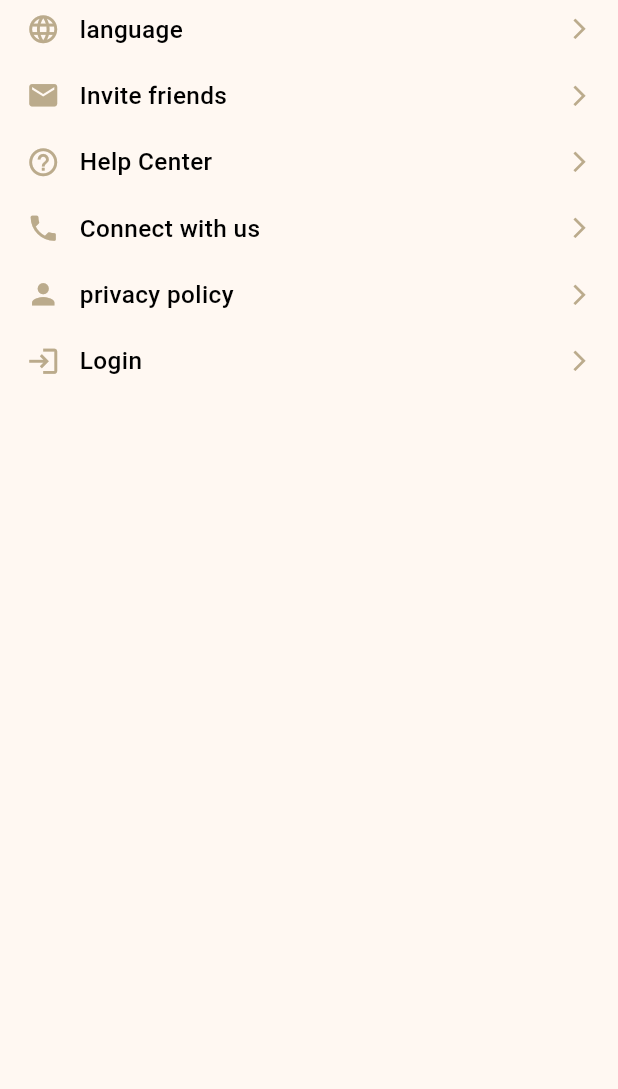
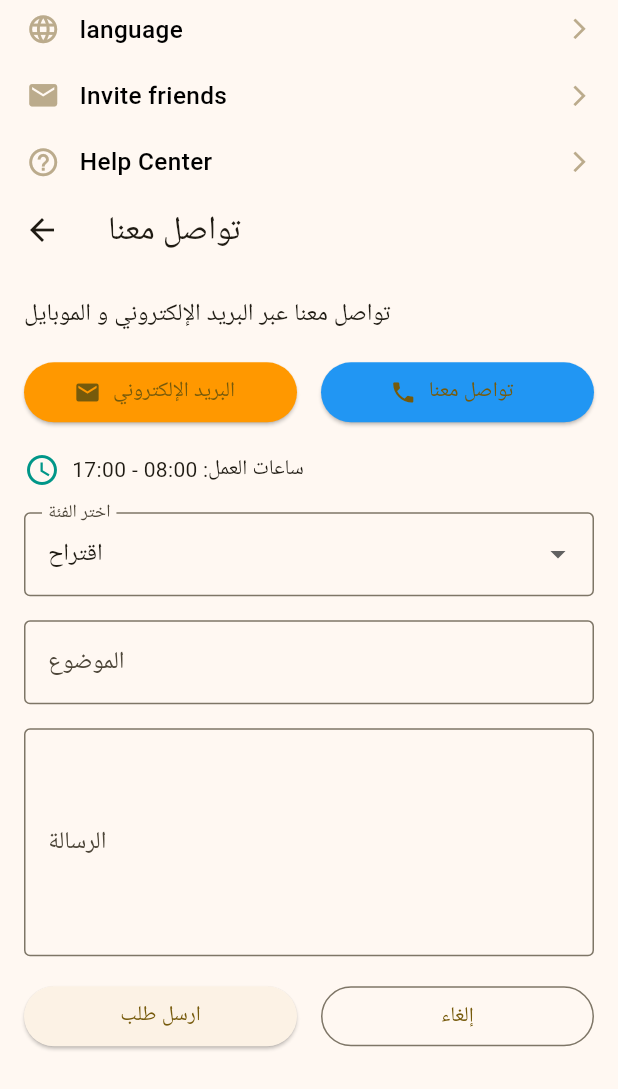
Before and after one commit to habeebandrew/real-estate, a Flutter app: what build_for_guest() shows on an empty page, opened directly, after a tap on "Connect with us", on a phone screen of 412 x 824 dp. Shown: the top 1089 px of the screen. Run offline on Flutter 3.47's test engine with Material 3 defaults, Android fonts, the phone set to English and light mode, and no system bars; our stand-ins replace bloc, flutter_bloc, flutter_screenutil, share_plus, shared_preferences, smooth_page_indicator; accounts and stored records are empty; statements that could not run were skipped.

Commit message:
update: in Drawer: contact us invite Friends

```diff
--- /dev/null
+++ b/lib/Presentation/Drawer Screen/ContactWithUs/ContactUsPage.dart
@@ -0,0 +1,130 @@
+
+import 'package:flutter/material.dart';
+
+
+class ContactUsPage extends StatefulWidget {
+  @override
+  _ContactUsPageState createState() => _ContactUsPageState();
+}
+
+class _ContactUsPageState extends State<ContactUsPage> {
+  String _selectedCategory = 'اقتراح';
+  final TextEditingController _subjectController = TextEditingController();
+  final TextEditingController _messageController = TextEditingController();
+
+  @override
+  Widget build(BuildContext context) {
+    return Scaffold(
+      appBar: AppBar(
+        title: Text('تواصل معنا'),
+      ),
+      body: Padding(
+        padding: const EdgeInsets.all(16.0),
+        child: SingleChildScrollView(
+          child: Column(
+            crossAxisAlignment: CrossAxisAlignment.start,
+            children: [
+              Text(
+                'تواصل معنا عبر البريد الإلكتروني و الموبايل',
+                style: TextStyle(fontSize: 16),
+              ),
+              SizedBox(height: 16),
+              Row(
+                children: [
+                  Expanded(
+                    child: ElevatedButton.icon(
+                      icon: Icon(Icons.email),
+                      label: Text('البريد الإلكتروني'),
+                      style: ElevatedButton.styleFrom(backgroundColor: Colors.orange),
+                      onPressed: () {
+                        // Handle email button press
+                      },
+                    ),
+                  ),
+                  SizedBox(width: 16),
+                  Expanded(
+                    child: ElevatedButton.icon(
+                      icon: Icon(Icons.phone),
+                      label: Text('تواصل معنا'),
+                      style: ElevatedButton.styleFrom(backgroundColor: Colors.blue),
+                      onPressed: () {
+                        // Handle phone button press
+                      },
+                    ),
+                  ),
+                ],
+              ),
+              SizedBox(height: 16),
+              Row(
+                children: [
+                  Icon(Icons.access_time, color: Colors.teal),
+                  SizedBox(width: 8),
+                  Text('ساعات العمل: 08:00 - 17:00'),
+                ],
+              ),
+              SizedBox(height: 16),
+              DropdownButtonFormField<String>(
+                value: _selectedCategory,
+                items: <String>['اقتراح', 'شكوى', 'استفسار']
+                    .map((String value) {
+                  return DropdownMenuItem<String>(
+                    value: value,
+                    child: Text(value),
+                  );
+                }).toList(),
+                onChanged: (newValue) {
+                  setState(() {
+                    _selectedCategory = newValue!;
+                  });
+                },
+                decoration: InputDecoration(
+                  labelText: 'اختر الفئة',
+                  border: OutlineInputBorder(),
+                ),
+              ),
+              SizedBox(height: 16),
+              TextField(
+                controller: _subjectController,
+                decoration: InputDecoration(
+                  labelText: 'الموضوع',
+                  border: OutlineInputBorder(),
+                ),
+              ),
+              SizedBox(height: 16),
+              TextField(
+                controller: _messageController,
+                maxLines: 5,
+                decoration: InputDecoration(
+                  labelText: 'الرسالة',
+                  border: OutlineInputBorder(),
+                ),
+              ),
+              SizedBox(height: 16),
+              Row(
+                children: [
+                  Expanded(
+                    child: ElevatedButton(
+                      onPressed: () {
+                        // Handle send request button press
+                      },
+                      child: Text('ارسل طلب'),
+                    ),
+                  ),
+                  SizedBox(width: 16),
+                  Expanded(
+                    child: OutlinedButton(
+                      onPressed: () {
+                        // Handle cancel button press
+                      },
+                      child: Text('إلغاء'),
+                    ),
+                  ),
+                ],
+              ),
+            ],
+          ),
+        ),
+      ),
+    );
+  }
+}
--- a/lib/Presentation/Main Screen/MainWidgets/main_widgets.dart
+++ b/lib/Presentation/Main Screen/MainWidgets/main_widgets.dart
@@ -236,8 +236,8 @@ class _mostviewerState extends State<mostviewer> {
               Positioned(
                 top: 0,
                 right: 0,
-                child: Container(
-                  color: Constants.mainColor,
+                child: Container(decoration: BoxDecoration( color: Constants.mainColor,borderRadius: BorderRadius.circular(5)),
+
                   padding: EdgeInsets.all(5),
                   child: Text(
                     'للبيع'
--- a/lib/Util/app_routes.dart
+++ b/lib/Util/app_routes.dart
@@ -10,6 +10,7 @@ import 'package:pro_2/Presentation/Onboarding_screens/onboarding1.dart';
 import 'package:pro_2/Presentation/Posts%20Screen/posts_screen.dart';
 import 'package:pro_2/Presentation/Properties%20Screen/properties_screen.dart';
 import 'package:pro_2/Presentation/SignUp%20Screen/Signup_screen.dart';
+import '../Presentation/Drawer Screen/ContactWithUs/ContactUsPage.dart';
 import '../Presentation/SplashScreen/splash_screen.dart';
 
 
@@ -27,6 +28,7 @@ class NamedRoutes
   static const propertiesScreen='propertiesScreen';
   static const mainScreen='mainScreen';
   static const drawerScreen='drawerScreen';
+  static const Contactwithus='ContactUsPage';
 
 // static const test1_json='doneTaskScreen';
 
@@ -47,6 +49,7 @@ class AppRoutes
   static const propertiesScreen=PropertiesScreen();
   static const mainScreen=MainScreen();
   static const drawerScreen=DrawerScreen();
+   static ContactUsPage contactwithus=ContactUsPage();
 
   // static const  test1_json=theList();
 
@@ -64,6 +67,7 @@ class AppRoutes
     NamedRoutes.propertiesScreen:(context)=>AppRoutes.propertiesScreen,
     NamedRoutes.mainScreen:(context)=>AppRoutes.mainScreen,
     NamedRoutes.drawerScreen:(context)=>AppRoutes.drawerScreen,
+    NamedRoutes.Contactwithus:(context)=>AppRoutes.contactwithus,
 
     // NamedRoutes.test1_json:(context)=>AppRoutes.test1_json,
 
--- a/lib/Util/constants.dart
+++ b/lib/Util/constants.dart
@@ -14,3 +14,4 @@ class Constants{
   static const Color mainColor4 =  Color(0xFFFEF7E4) ;
 
 }
+// Navigator.of(context).push(MyAnimation.createRoute(AppRoutes.signUpScreen));
--- a/pubspec.yaml
+++ b/pubspec.yaml
@@ -45,6 +45,7 @@ dependencies:
   flutter_native_splash: ^2.4.0
   shimmer_animation:
   url_launcher:
+  share_plus:
 flutter_native_splash:
   color: "#FFFFFF"
   image: "assets/images/General/App_Icon.png"
```
Also changed, not shown: lib/Presentation/Drawer Screen/Drawer Widgets/drawer_widgets.dart (+125 -3 lines), lib/Presentation/Drawer Screen/drawer_screen.dart (+1 -17 lines), pubspec.lock, 3 other files.
